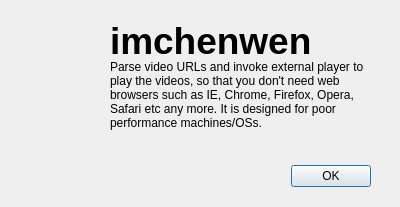
Old version of the form src/aboutdialog.ui in the repository missdeer/imchenwen.
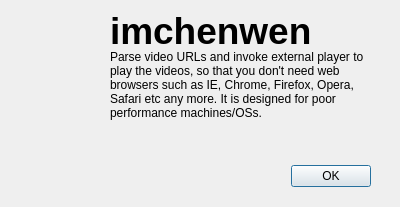
New version of the form. Icons and pictures are not drawn.

Commit message: (+)add root project file

```diff
--- a/src/aboutdialog.ui
+++ b/src/aboutdialog.ui
@@ -46,7 +46,7 @@
    <property name="geometry">
     <rect>
      <x>30</x>
-     <y>20</y>
+     <y>10</y>
      <width>61</width>
      <height>81</height>
     </rect>
@@ -62,8 +62,8 @@
    <property name="geometry">
     <rect>
      <x>110</x>
-     <y>20</y>
-     <width>231</width>
+     <y>10</y>
+     <width>251</width>
      <height>41</height>
     </rect>
    </property>
@@ -75,9 +75,9 @@
    <property name="geometry">
     <rect>
      <x>110</x>
-     <y>60</y>
+     <y>50</y>
      <width>261</width>
-     <height>101</height>
+     <height>111</height>
     </rect>
    </property>
    <property name="text">
```
Left out of the diff: 6 changed lines with no effect on the pictures. The commit also changes 2 other files.
